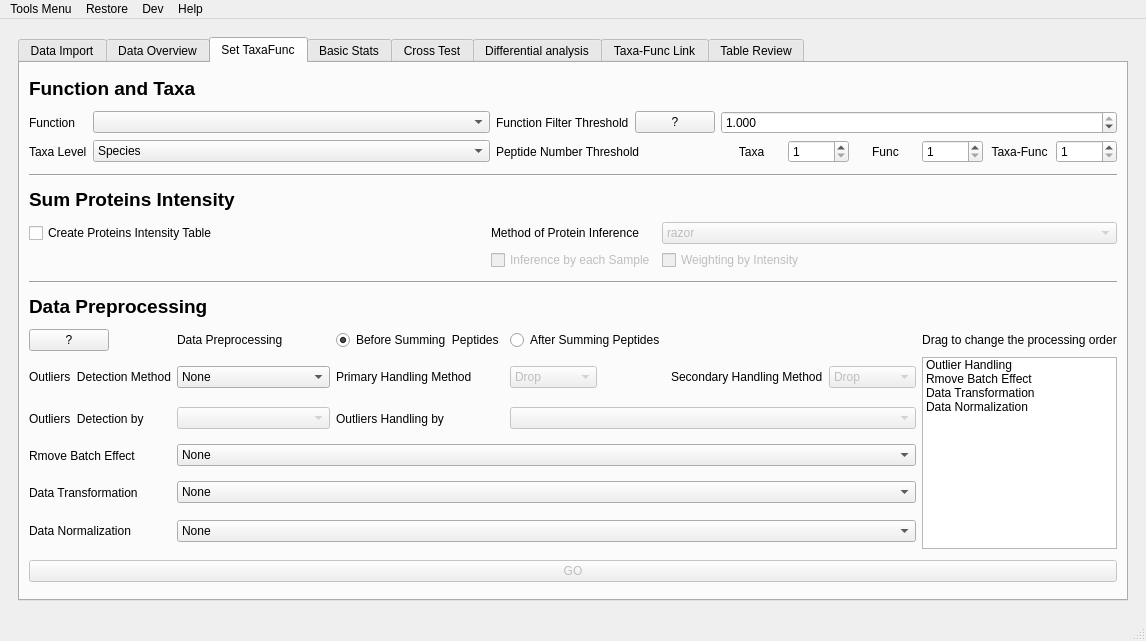
Before: the Qt Designer form utils/MetaX_GUI/MainWindow.ui in byemaxx/MetaX, drawn with Qt 5.
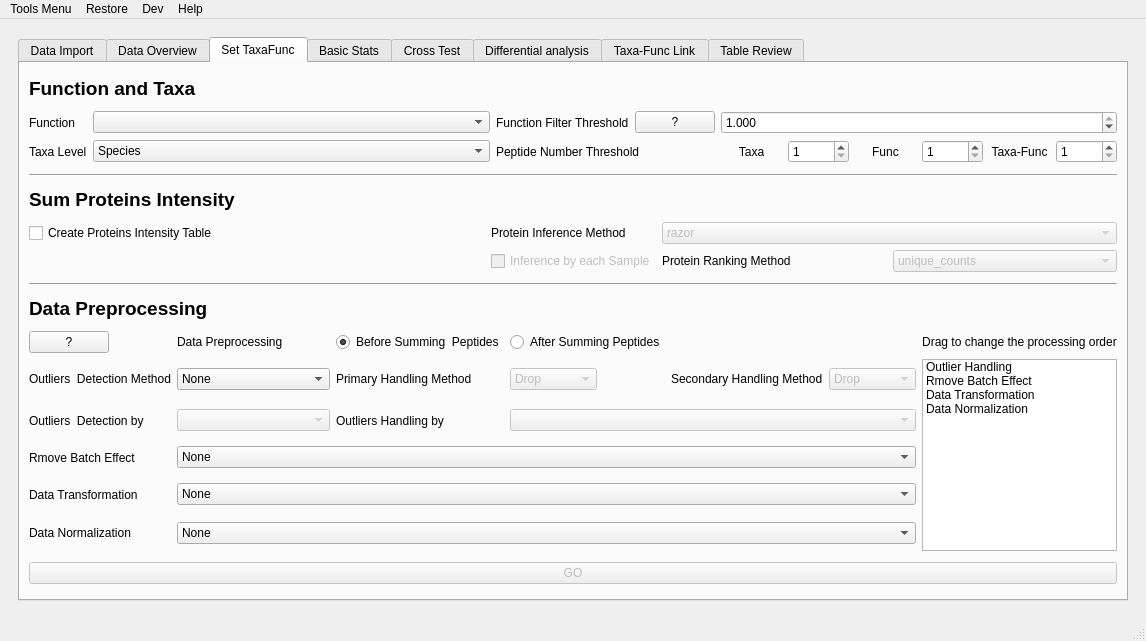
After: the same form once the commit is applied. The open tabs and pages were chosen to show the change.

Commit message: - Change: restructure SumProteinIntensity class - New: Add new ranking method for protein: unique_counts

Diff of the .ui file:
```diff
--- a/utils/MetaX_GUI/MainWindow.ui
+++ b/utils/MetaX_GUI/MainWindow.ui
@@ -1111,7 +1111,7 @@
                  </sizepolicy>
                 </property>
                 <property name="text">
-                 <string>Method of Protein Inference</string>
+                 <string>Protein Inference Method</string>
                 </property>
                </widget>
               </item>
@@ -1126,14 +1126,42 @@
                </widget>
               </item>
               <item row="1" column="2">
-               <widget class="QCheckBox" name="checkBox_calculate_protein_rank_by_intensity">
+               <layout class="QHBoxLayout" name="horizontalLayout_2">
+                <item>
+                 <widget class="QLabel" name="label_136">
+                  <property name="text">
+                   <string>Protein Ranking Method</string>
+                  </property>
+                 </widget>
+                </item>
+                <item>
+                 <widget class="QComboBox" name="comboBox_protein_ranking_method">
                 <property name="enabled">
                  <bool>false</bool>
                 </property>
+                  <item>
                 <property name="text">
-                 <string>Weighting by Intensity</string>
-                </property>
-               </widget>
+                    <string>unique_counts</string>
+                   </property>
+                  </item>
+                  <item>
+                   <property name="text">
+                    <string>all_counts</string>
+                   </property>
+                  </item>
+                  <item>
+                   <property name="text">
+                    <string>unique_intensity</string>
+                   </property>
+                  </item>
+                  <item>
+                   <property name="text">
+                    <string>shared_intensity</string>
+                   </property>
+                  </item>
+                 </widget>
+                </item>
+               </layout>
               </item>
              </layout>
             </item>
```
Left out of the diff: 2 changed lines with no effect on the pictures. Lines whose indentation alone changed are shown as unchanged. The commit also changes 6 other files.
